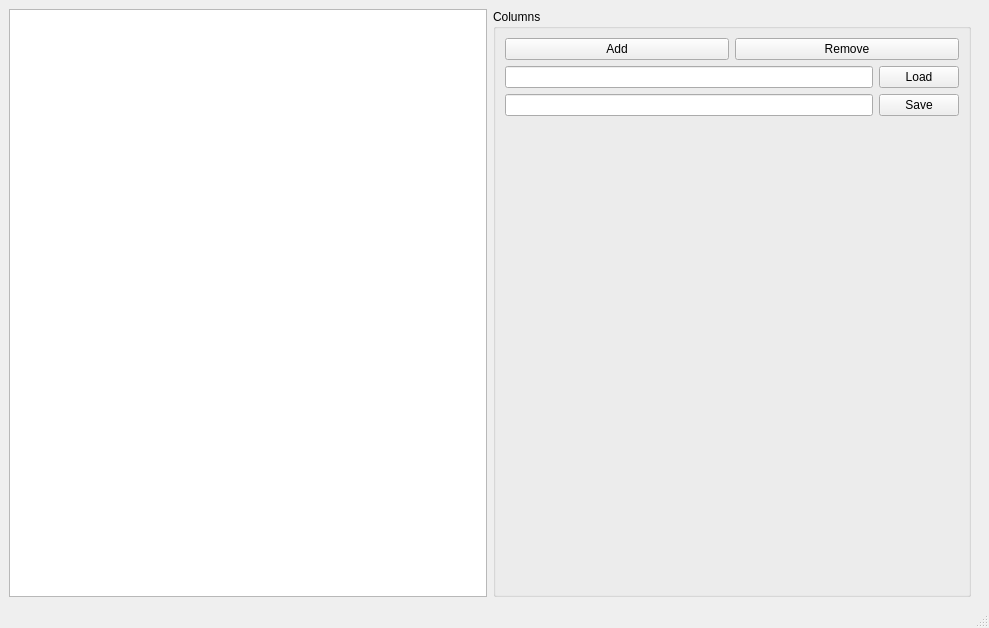
This is mainwindow.ui in 0mniCrow/Manual_translation_tool_for_SmartGraph_project as Qt 5 draws it before an edit. The edited form follows.
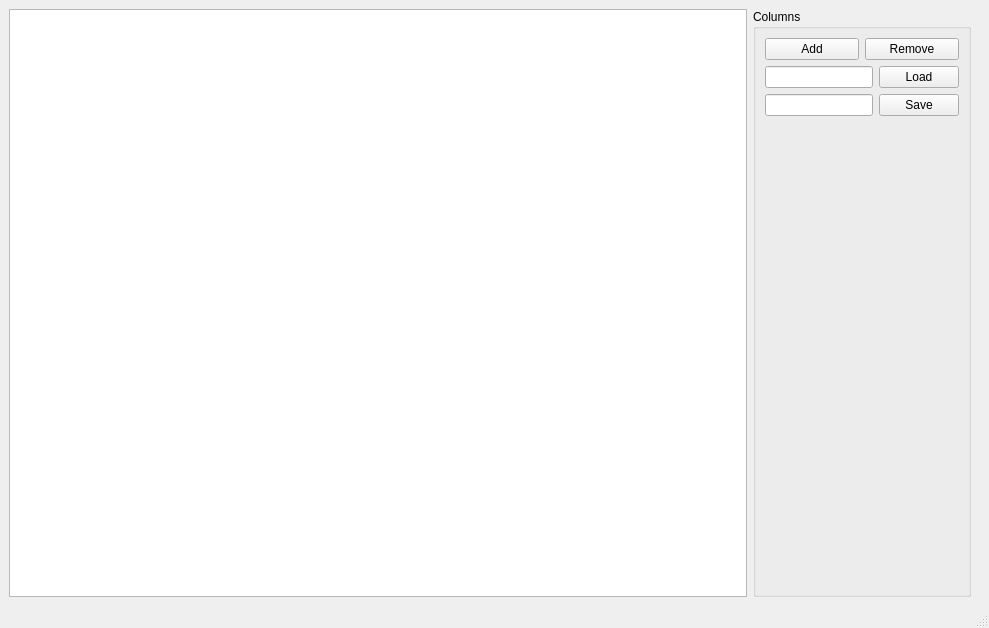
This is the edited form.

What changed in the file:
```diff
--- a/mainwindow.ui
+++ b/mainwindow.ui
@@ -16,7 +16,7 @@
   <widget class="QWidget" name="centralwidget">
    <layout class="QVBoxLayout" name="verticalLayout">
     <item>
-     <layout class="QHBoxLayout" name="horizontalLayout">
+     <layout class="QHBoxLayout" name="horizontalLayout" stretch="3,0">
       <property name="rightMargin">
        <number>9</number>
       </property>
```
